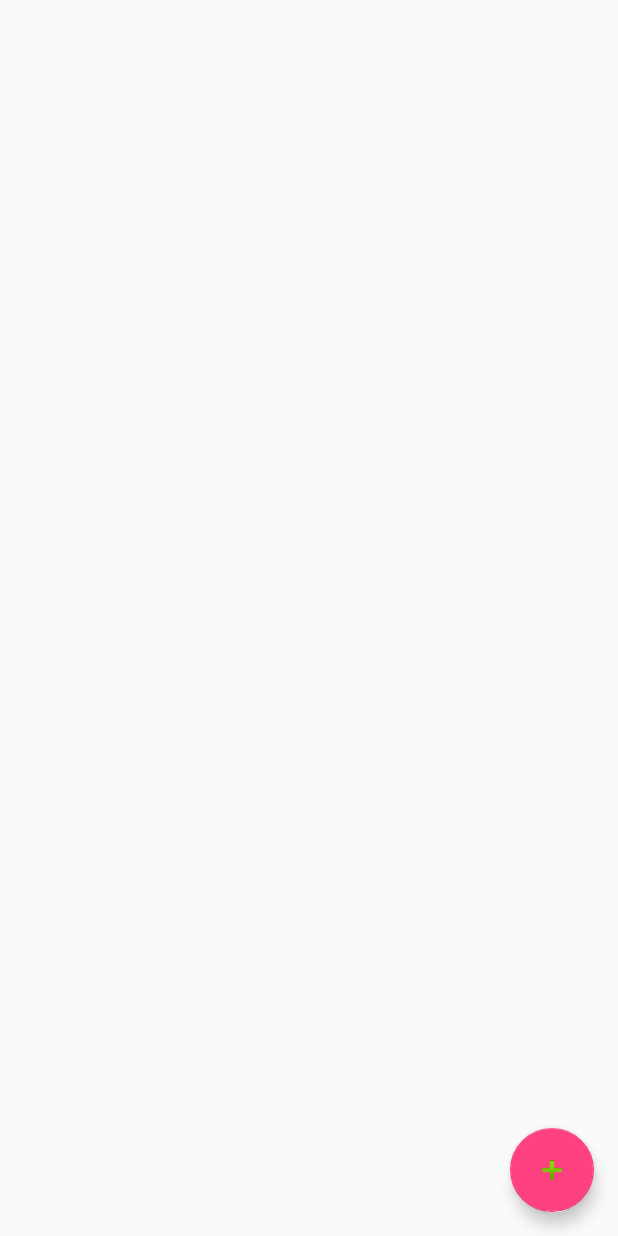
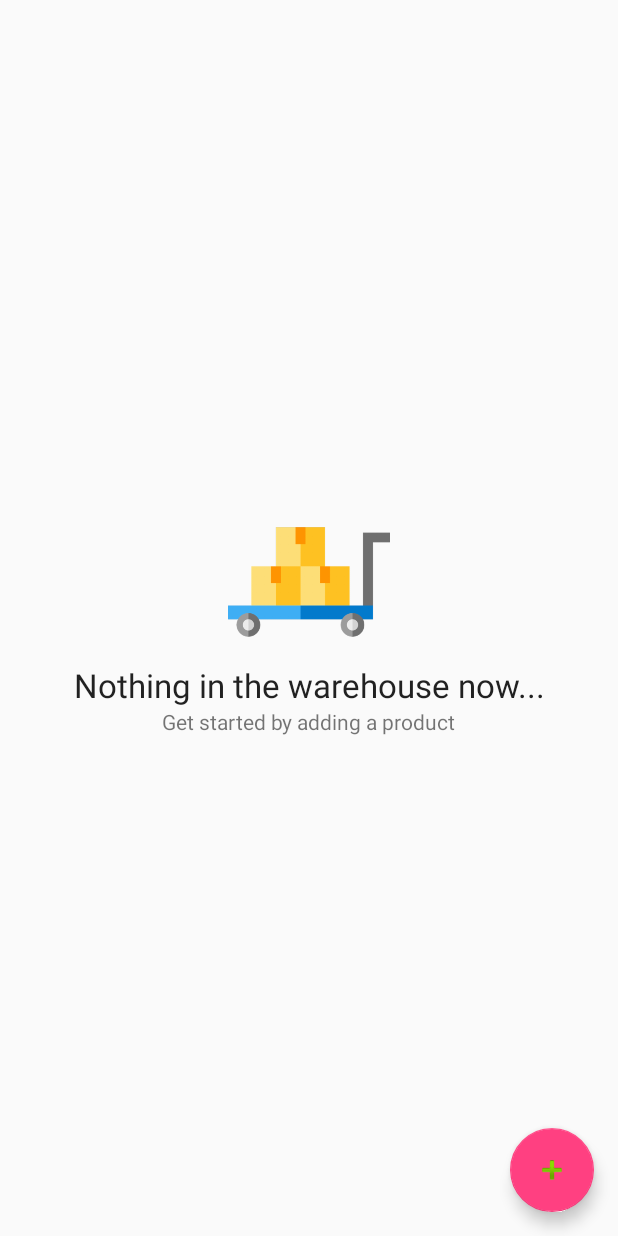
Before and after one commit to evanca/android-development_inventory, an Android app: the screen it shows after launch (MainActivity), on a phone screen of 412 x 824 dp. Run offline under Robolectric (Android 15) with nearby library versions, the phone set to English and light mode, and no system bars.

Commit message:
Create an empty view

```diff
--- a/app/src/main/java/com/example/ivanna/inventory/MainActivity.java
+++ b/app/src/main/java/com/example/ivanna/inventory/MainActivity.java
@@ -62,6 +62,10 @@ public class MainActivity extends AppCompatActivity {
         // Find ListView to populate
         ListView warehouseItems = findViewById(R.id.warehouse_listview);
 
+        // Find and set empty view on the ListView, so that it only shows when the list has 0 items
+        View emptyView = findViewById(R.id.empty_view);
+        warehouseItems.setEmptyView(emptyView);
+
         // Setup cursor adapter using cursor from last step
         ProductCursorAdapter adapter = new ProductCursorAdapter(this, cursor);
 
--- a/app/src/main/java/com/example/ivanna/inventory/ProductCursorAdapter.java
+++ b/app/src/main/java/com/example/ivanna/inventory/ProductCursorAdapter.java
@@ -65,6 +65,6 @@ public class ProductCursorAdapter extends CursorAdapter {
 
         // Format the price to show two zeros after period
         DecimalFormat df = new DecimalFormat("0.00");
-        price.setText(String.valueOf(df.format(currentPrice)));
+        price.setText("x " + String.valueOf(df.format(currentPrice)));
     }
 }
--- a/app/src/main/res/layout/content_main.xml
+++ b/app/src/main/res/layout/content_main.xml
@@ -13,4 +13,36 @@
         android:layout_width="match_parent"
         android:layout_height="match_parent"></ListView>
 
+    <!-- Empty view START -->
+    <LinearLayout
+        android:id="@+id/empty_view"
+        android:layout_width="wrap_content"
+        android:layout_height="wrap_content"
+        android:gravity="center"
+        android:orientation="vertical"
+        app:layout_constraintBottom_toBottomOf="parent"
+        app:layout_constraintEnd_toEndOf="parent"
+        app:layout_constraintHorizontal_bias="0.5"
+        app:layout_constraintStart_toStartOf="parent"
+        app:layout_constraintTop_toTopOf="parent">
+
+        <ImageView
+            android:layout_width="@dimen/layout_width_small_108dp"
+            android:layout_height="@dimen/layout_width_small_108dp"
+            android:src="@drawable/logistics_delivery" />
+
+        <TextView
+            android:layout_width="wrap_content"
+            android:layout_height="wrap_content"
+            android:text="@string/nothing_in_the_warehouse_now"
+            android:textAppearance="@style/TextAppearance.AppCompat.Large" />
+
+        <TextView
+            android:layout_width="wrap_content"
+            android:layout_height="wrap_content"
+            android:text="@string/get_started_by_adding_a_product" />
+
+    </LinearLayout>
+    <!-- Empty view END -->
+
 </android.support.constraint.ConstraintLayout>
--- a/app/src/main/res/values/strings.xml
+++ b/app/src/main/res/values/strings.xml
@@ -12,4 +12,6 @@
     <string name="save">Save</string>
     <string name="editor_insert_successful">Product saved</string>
     <string name="editor_insert_failed">Error with saving an item</string>
+    <string name="nothing_in_the_warehouse_now">Nothing in the warehouse now...</string>
+    <string name="get_started_by_adding_a_product">Get started by adding a product</string>
 </resources>
```
Also changed, not shown: app/src/main/res/drawable-hdpi/logistics_delivery.png (added), app/src/main/res/drawable-mdpi/logistics_delivery.png (added), app/src/main/res/drawable-xhdpi/logistics_delivery.png (added), app/src/main/res/drawable-xxhdpi/logistics_delivery.png (added), app/src/main/res/drawable-xxxhdpi/logistics_delivery.png (added).
